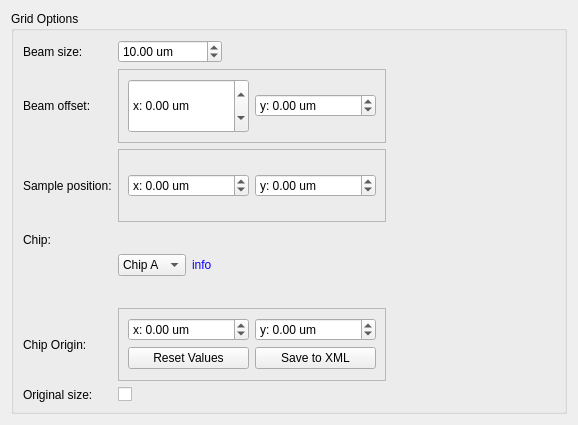
Above: janus/widgets/ui/gridcontrols.ui from jurbschat/janus before the change. Below: the same form after it.
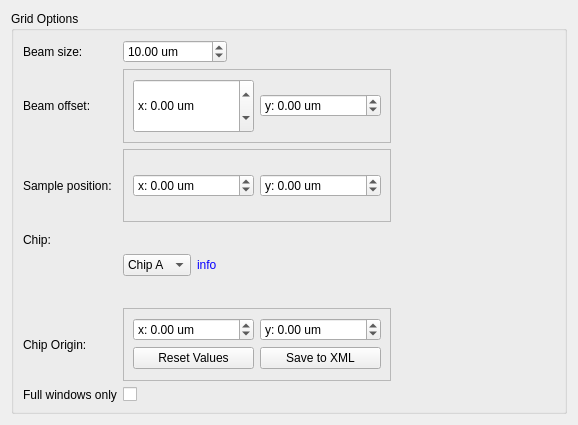
That is the form after the change. Custom widgets are drawn as their Qt base class.

```diff
--- a/janus/widgets/ui/gridcontrols.ui
+++ b/janus/widgets/ui/gridcontrols.ui
@@ -490,7 +490,7 @@
       <item row="7" column="0">
        <widget class="QLabel" name="label_4">
         <property name="text">
-         <string>Original size:</string>
+         <string>Full windows only</string>
         </property>
        </widget>
       </item>
```
Left out of the diff: 28 changed lines with no effect on the pictures.
